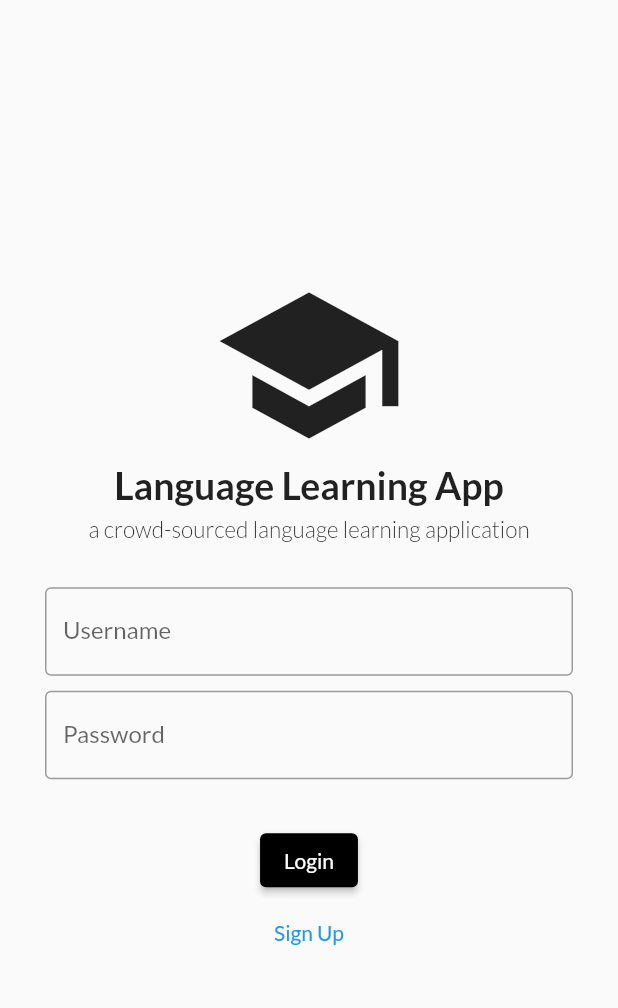
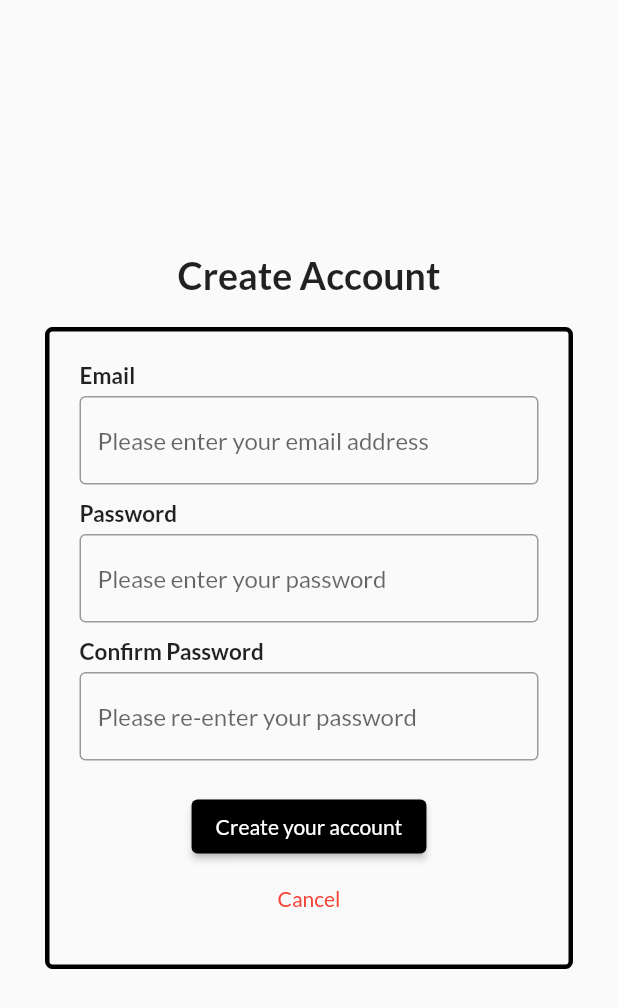
Before and after one commit to NathanaelMartinez/Language-Archive-Language-Learning, a Flutter app: the screen it shows after launch, after a tap on "Sign Up", on a phone screen of 412 x 824 dp. Shown: the top 1008 px of the screen. Run offline on Flutter 3.47's test engine with Material 2 defaults, Android fonts, the phone set to English and light mode, and no system bars.

Commit message:
Reorganized screens + new screen additions
Created a separate login screen file and implemented landscape orientation for login screen. Completed the portrait mode create account screen.

```diff
--- a/lib/main.dart
+++ b/lib/main.dart
@@ -1,4 +1,5 @@
 import 'package:flutter/material.dart';
+import 'screens/home_login_screen.dart';
 
 void main() {
   runApp(const MyApp());
@@ -12,90 +13,9 @@ class MyApp extends StatelessWidget {
     return MaterialApp(
       title: 'Flutter Demo',
       theme: ThemeData(
-        primarySwatch: Colors.blue,
         fontFamily: 'Lato',
       ),
-      home: const MyHomePage(title: 'Flutter Demo Home Page'),
+      home: const HomeLoginScreen(title: 'Learning App Login'),
     );
   }
 }
-
-class MyHomePage extends StatefulWidget {
-  const MyHomePage({super.key, required this.title});
-  final String title;
-
-  @override
-  State<MyHomePage> createState() => _MyHomePageState();
-}
-
-class _MyHomePageState extends State<MyHomePage> {
-  @override
-  Widget build(BuildContext context) {
-    return Scaffold(
-      body: Center(
-        child: Column(
-          mainAxisAlignment: MainAxisAlignment.center,
-          children: <Widget>[
-            const Icon(
-              Icons.school,
-              size: 130.0
-            ),
-            // Title pending...
-            const Text(
-              'Language Learning App',
-              style: TextStyle(
-                fontSize: 25,
-                fontWeight: FontWeight.w700
-              ),
-            ),
-            const SizedBox(height: 5),
-            const Text(
-              'a crowd-sourced language learning application',
-              style: TextStyle(
-                fontSize: 15,
-                fontWeight: FontWeight.w300
-              ),
-            ),
-            const SizedBox(height: 30),
-            const Padding(
-              padding: EdgeInsets.symmetric(horizontal: 30),
-              child: TextField(
-                  decoration: InputDecoration(
-                  border: OutlineInputBorder(),
-                  labelText: 'Username',
-                  hintText: 'Please enter your email address'
-                ),
-              ),
-            ),
-            const SizedBox(height: 10),
-            const Padding(
-              padding: EdgeInsets.symmetric(horizontal: 30),
-              child: TextField(
-                  decoration: InputDecoration(
-                  border: OutlineInputBorder(),
-                  labelText: 'Password',
-                  hintText: 'Please enter your password'
-                ),
-              ),
-            ),
-            const SizedBox(height: 30),
-            ElevatedButton(
-              style: ElevatedButton.styleFrom(
-                foregroundColor: Colors.white,
-                backgroundColor: Colors.black
-              ),
-              // TODO: Create Selection Screen
-              onPressed: () { },
-              child: const Text('Login')
-            ),
-            TextButton(
-              // TODO: Create Registration Screen
-              onPressed: () { },
-              child: const Text('Sign Up')
-            )
-          ],
-        ),
-      )
-    );
-  }
-}
--- /dev/null
+++ b/lib/screens/create_account_screen.dart
@@ -0,0 +1,149 @@
+import 'package:flutter/material.dart';
+
+class CreateAccountScreen extends StatefulWidget  {
+  @override
+  State<CreateAccountScreen> createState() => _CreateAccountScreenState();
+}
+
+class _CreateAccountScreenState extends State<CreateAccountScreen>  {
+  @override
+  Widget build(BuildContext context)  {
+    return Scaffold(
+      /*
+      appBar: AppBar(
+        centerTitle: false,
+        backgroundColor: Colors.white10,
+        iconTheme: IconThemeData(color: Colors.black),
+        elevation: 0
+      ),
+      */
+      body: OrientationBuilder(
+        builder: (context, orientation) {
+          if (orientation == Orientation.portrait)  {
+            return _portraitModeCreateAccount();
+          } else  {
+            return _landscapeModeCreateAccount();
+          }
+        }
+      )
+    );
+  }
+
+  Widget _portraitModeCreateAccount() {
+    return Center(
+      child: Column(
+        mainAxisAlignment: MainAxisAlignment.center,
+        children: [
+          Text(
+            'Create Account',
+            style: TextStyle(
+              fontSize: 25,
+              fontWeight: FontWeight.w700
+            ),
+          ),
+          Container(
+            margin: const EdgeInsets.only(left: 30, right: 30, bottom: 10, top: 20),
+            padding: const EdgeInsets.all(20),
+            decoration: BoxDecoration(
+              border: Border.all(
+                color: Colors.black,
+                width: 3
+              ),
+              borderRadius: BorderRadius.all(Radius.circular(5))
+            ),
+            child: Column(
+              children: [
+                Align(
+                  alignment: Alignment.centerLeft,
+                  child: Container(
+                    child: Text(
+                      'Email',
+                      style: TextStyle(
+                        fontSize: 15,
+                        fontWeight: FontWeight.w700
+                      ),
+                    ),
+                  ),
+                ),
+                const SizedBox(height: 5),
+                TextField(
+                    decoration: InputDecoration(
+                    border: OutlineInputBorder(),
+                    hintText: 'Please enter your email address'
+                  ),
+                ),
+                const SizedBox(height: 10),
+                Align(
+                  alignment: Alignment.centerLeft,
+                  child: Container(
+                    child: Text(
+                      'Password',
+                      style: TextStyle(
+                        fontSize: 15,
+                        fontWeight: FontWeight.w700
+                      ),
+                    ),
+                  ),
+                ),
+                const SizedBox(height: 5),
+                TextField(
+                    decoration: InputDecoration(
+                    border: OutlineInputBorder(),
+                    hintText: 'Please enter your password'
+                  ),
+                ),
+                const SizedBox(height: 10),
+                Align(
+                  alignment: Alignment.centerLeft,
+                  child: Container(
+                    child: Text(
+                      'Confirm Password',
+                      style: TextStyle(
+                        fontSize: 15,
+                        fontWeight: FontWeight.w700
+                      ),
+                    ),
+                  ),
+                ),
+                const SizedBox(height: 5),
+                TextField(
+                    decoration: InputDecoration(
+                    border: OutlineInputBorder(),
+                    hintText: 'Please re-enter your password'
+                  ),
+                ),
+                const SizedBox(height: 20),
+                ElevatedButton(
+                  style: ElevatedButton.styleFrom(
+                    foregroundColor: Colors.white,
+                    backgroundColor: Colors.black
+                  ),
+                  // TODO: Create Selection Screen
+                  onPressed: () { },
+                  child: const Text('Create your account')
+                ),
+                TextButton(
+                  onPressed: () {
+                    Navigator.pop(context);
+                  },
+                  child: const Text(
+                    'Cancel',
+                    style: TextStyle(
+                      color: Colors.red
+                    )
+                  )
+                )
+              ]
+            )
+          ),
+        ],
+      )
+    );
+  }
+
+  Widget _landscapeModeCreateAccount()  {
+    return Center(
+      child: Text('In Development...')
+    );
+  }
+}
--- /dev/null
+++ b/lib/screens/home_login_screen.dart
@@ -0,0 +1,190 @@
+import 'package:flutter/material.dart';
+import 'create_account_screen.dart';
+
+class HomeLoginScreen extends StatefulWidget {
+  const HomeLoginScreen({super.key, required this.title});
+  final String title;
+
+  @override
+  State<HomeLoginScreen> createState() => _HomeLoginScreenState();
+}
+
+class _HomeLoginScreenState extends State<HomeLoginScreen> {
+  @override
+  Widget build(BuildContext context) {
+    return Scaffold(
+      body: OrientationBuilder(
+        builder: (context, orientation) {
+          if (orientation == Orientation.portrait)  {
+            return _portraitModeLogin();
+          } else  {
+            return _landscapeModeLogin();
+          }
+        }
+      )
+    );
+  }
+
+  Widget _portraitModeLogin() {
+    return Center(
+      child: Column(
+        mainAxisAlignment: MainAxisAlignment.center,
+        children: <Widget>[
+          const Icon(
+            Icons.school,
+            size: 130.0
+          ),
+          // Title pending...
+          const Text(
+            'Language Learning App',
+            style: TextStyle(
+              fontSize: 25,
+              fontWeight: FontWeight.w700
+            ),
+          ),
+          const SizedBox(height: 5),
+          const Text(
+            'a crowd-sourced language learning application',
+            style: TextStyle(
+              fontSize: 15,
+              fontWeight: FontWeight.w300
+            ),
+          ),
+          const SizedBox(height: 30),
+          // TODO: Will be updated to forms later on
+          const Padding(
+            padding: EdgeInsets.symmetric(horizontal: 30),
+            child: TextField(
+                decoration: InputDecoration(
+                border: OutlineInputBorder(),
+                labelText: 'Username',
+                hintText: 'Please enter your email address'
+              ),
+            ),
+          ),
+          const SizedBox(height: 10),
+          const Padding(
+            padding: EdgeInsets.symmetric(horizontal: 30),
+            child: TextField(
+                decoration: InputDecoration(
+                border: OutlineInputBorder(),
+                labelText: 'Password',
+                hintText: 'Please enter your password'
+              ),
+            ),
+          ),
+          const SizedBox(height: 30),
+          ElevatedButton(
+            style: ElevatedButton.styleFrom(
+              foregroundColor: Colors.white,
+              backgroundColor: Colors.black
+            ),
+            // TODO: Create Selection Screen
+            onPressed: () { },
+            child: const Text('Login')
+          ),
+          TextButton(
+            // TODO: Create Registration Screen
+            onPressed: () {
+              Navigator.push(
+                context,
+                MaterialPageRoute(builder: ((context) => CreateAccountScreen())),
+              );
+            },
+            child: const Text('Sign Up')
+          )
+        ],
+      ),
+    );
+  }
+
+  Widget _landscapeModeLogin()  {
+    return Center(
+      child: Row(
+        children: [
+          Expanded(
+            child: Column(
+              mainAxisAlignment: MainAxisAlignment.center,
+              children: [
+                const Icon(
+                  Icons.school,
+                  size: 100.0
+                ),
+                // Title pending...
+                const Text(
+                  'Language Learning App',
+                  style: TextStyle(
+                    fontSize: 25,
+                    fontWeight: FontWeight.w700
+                  ),
+                ),
+                const SizedBox(height: 5),
+                const Text(
+                  'a crowd-sourced language learning application',
+                  style: TextStyle(
+                    fontSize: 15,
+                    fontWeight: FontWeight.w300
+                  ),
+                ),
+              ]
+            )
+          ),
+          Expanded(
+            child: Column(
+              mainAxisAlignment: MainAxisAlignment.center,
+              children: [
+                // TODO: Will be updated to forms later on
+                const Padding(
+                  padding: EdgeInsets.symmetric(horizontal: 50),
+                  child: TextField(
+                      decoration: InputDecoration(
+                      border: OutlineInputBorder(),
+                      labelText: 'Username',
+                      hintText: 'Please enter your email address'
+                    ),
+                  ),
+                ),
+                const SizedBox(height: 10),
+                const Padding(
+                  padding: EdgeInsets.symmetric(horizontal: 50),
+                  child: TextField(
+                      decoration: InputDecoration(
+                      border: OutlineInputBorder(),
+                      labelText: 'Password',
+                      hintText: 'Please enter your password'
+                    ),
+                  )
+                ),
+                const SizedBox(height: 20),
+                Row(
+                  mainAxisAlignment: MainAxisAlignment.center,
+                  children: [
+                    ElevatedButton(
+                      style: ElevatedButton.styleFrom(
+                        foregroundColor: Colors.white,
+                        backgroundColor: Colors.black
+                      ),
+                      // TODO: Create Selection Screen
+                      onPressed: () { },
+                      child: const Text('Login')
+                    ),
+                    TextButton(
+                      // TODO: Create Registration Screen
+                      onPressed: () {
+                        Navigator.push(
+                          context,
+                          MaterialPageRoute(builder: ((context) => CreateAccountScreen())),
+                          );
+                        },
+                      child: const Text('Sign Up')
+                    )
+                  ]
+                ),
+              ],
+            )
+          )
+        ],
+      )
+    );
+  }
+}
```
Also changed, not shown: lib/screens/selection_screen.dart (added).
